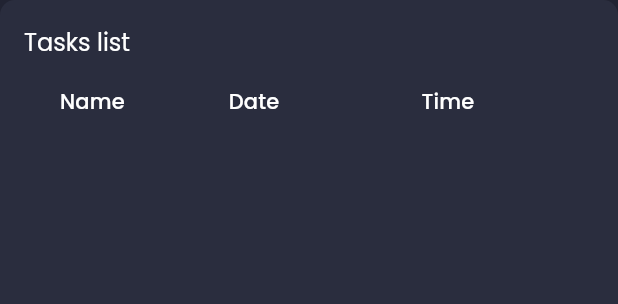
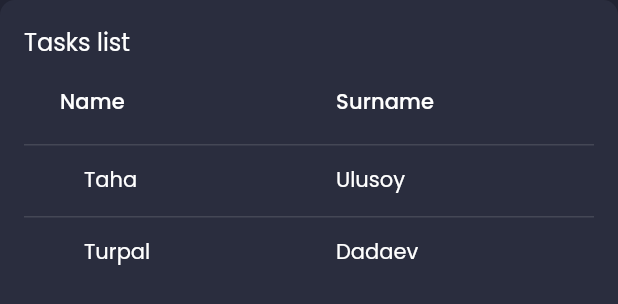
Before and after one commit to Turpal187/FlutterApp, a Flutter app: the EmployeesTable widget shown alone on an empty page, opened directly, on a phone screen of 412 x 824 dp. Shown: the top 304 px of the screen. Run offline on Flutter 3.47's test engine with Material 2 defaults, Android fonts, the phone set to English and light mode, and no system bars; drawn by our look-alikes of data_table_2; our stand-ins replace fl_chart, flutter_signin_button, flutter_svg, google_fonts, google_sign_in, mvc_pattern; missing offline and left inert: enough_mail, extension_google_sign_in_as_googleapis_auth, googleapis, mongo_dart; network calls fail.

Commit message:
List all employees in the table

```diff
--- a/lib/controllers/EmployeesController.dart
+++ b/lib/controllers/EmployeesController.dart
@@ -8,5 +8,5 @@ class EmployeesController extends ControllerMVC
 
   EmployeesController._internal();
 
-  List<Employee> get tasks => EmployeeModel.demoEmployees;
+  List<Employee> get employees => EmployeeModel.demoEmployees;
 }
--- a/lib/screens/employees/components/employees_table.dart
+++ b/lib/screens/employees/components/employees_table.dart
@@ -1,4 +1,6 @@
 import 'package:admin/constants.dart';
+import 'package:admin/controllers/EmployeesController.dart';
+import 'package:admin/models/EmployeeModel.dart';
 import 'package:data_table_2/data_table_2.dart';
 import 'package:flutter/cupertino.dart';
 import 'package:flutter/material.dart';
@@ -14,6 +16,10 @@ class EmployeesTable extends StatefulWidget {
 
 class _EmployeesTableState extends StateMVC<EmployeesTable>
 {
+
+  EmployeesController _controller = EmployeesController();
+  _EmployeesTableState() : super();
+
   @override
   Widget build(BuildContext context) {
     return Container(
@@ -39,22 +45,21 @@ class _EmployeesTableState extends StateMVC<EmployeesTable>
                   label: Text("Name"),
                 ),
                 DataColumn(
-                  label: Text("Date"),
+                  label: Text("Surname"),
                 ),
                 DataColumn(
-                  label: Text("Time"),
-                ),
-                DataColumn(
-                  label: Text("Status"),
-                ),
-                DataColumn2(
-                  label: Text(""),
-                  size: ColumnSize.S
+                  label: Text("Email"),
                 ),
               ],
-              rows: [
-
-              ],// TaskDataRow()
+              rows: List.generate
+              (
+                this._controller.employees.length,
+                (index) => employeeDataRow
+                (
+                  context,
+                  this._controller.employees[index]
+                )
+              )// TaskDataRow()
             ),
           ),
         ],
@@ -62,3 +67,23 @@ class _EmployeesTableState extends StateMVC<EmployeesTable>
     );
   }
 }
+
+DataRow employeeDataRow(BuildContext context, Employee employee) {
+
+  return DataRow(
+    cells: [
+      DataCell(
+        Row(
+          children: [
+            Padding(
+              padding: const EdgeInsets.symmetric(horizontal: defaultPadding),
+              child: Text(employee.name!),
+            ),
+          ],
+        ),
+      ),
+      DataCell(Text(employee.surname!)),
+      DataCell(Text(employee.email!)),
+    ],
+  );
+}
```
